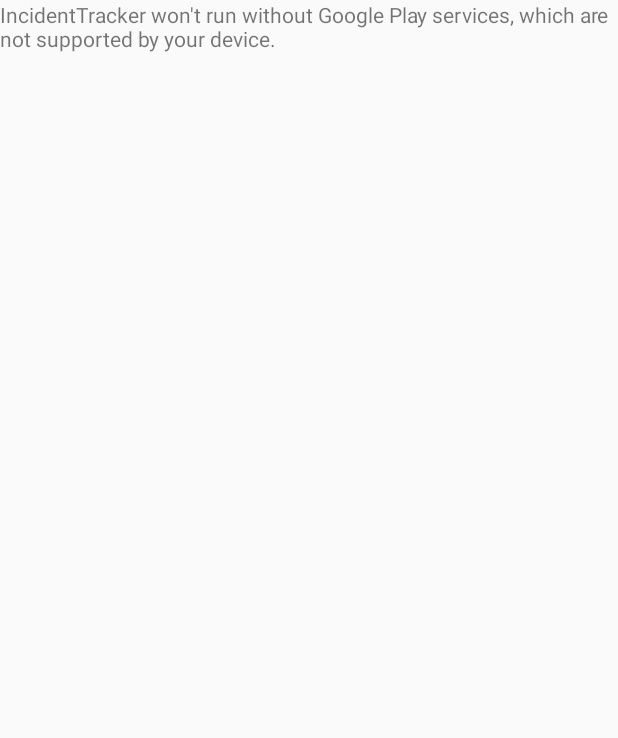
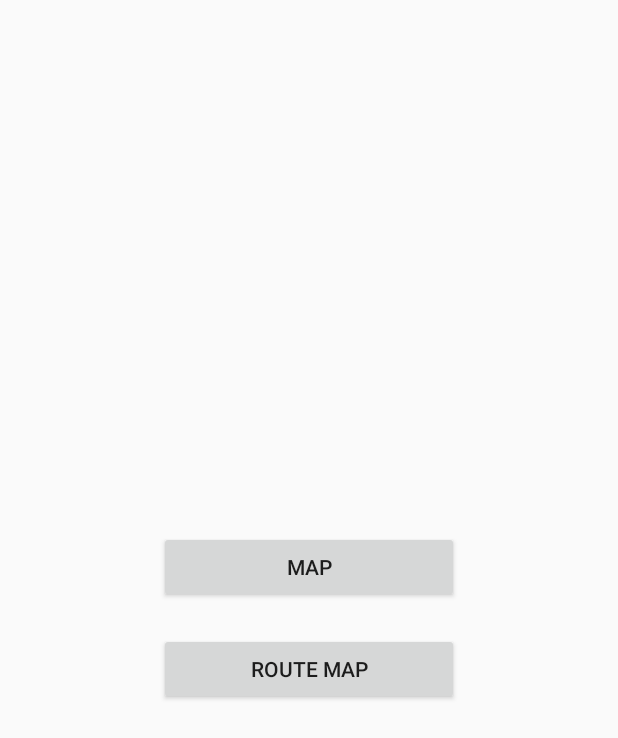
Before and after one commit to InsuranceAustraliaGroup/IncidentTracker, an Android app: the screen it shows after launch (MapsActivity before the commit, MainActivity after it), on a phone screen of 412 x 824 dp. Shown: the top 738 px of the screen. Run offline under Robolectric (Android 15) with nearby library versions, the light colour scheme and no system bars.

Commit message:
add missed resources

```diff
--- a/app/build.gradle
+++ b/app/build.gradle
@@ -24,11 +24,12 @@
 
 dependencies {
     implementation fileTree(dir: 'libs', include: ['*.jar'])
-    implementation"org.jetbrains.kotlin:kotlin-stdlib-jre7:$kotlin_version"
+    implementation "org.jetbrains.kotlin:kotlin-stdlib-jre7:$kotlin_version"
     implementation 'com.android.support:appcompat-v7:27.1.1'
     implementation 'com.google.android.gms:play-services:12.0.1'
     implementation 'com.squareup.retrofit2:retrofit:2.4.0'
     implementation 'com.squareup.retrofit2:converter-gson:2.3.0'
+    implementation 'com.android.support.constraint:constraint-layout:1.1.2'
     testImplementation 'junit:junit:4.12'
     androidTestImplementation 'com.android.support.test:runner:1.0.1'
     androidTestImplementation 'com.android.support.test.espresso:espresso-core:3.0.1'
--- /dev/null
+++ b/app/src/main/java/au/com/iag/incidenttracker/ui/MainActivity.java
@@ -0,0 +1,33 @@
+package au.com.iag.incidenttracker.ui;
+
+import android.content.Intent;
+import android.support.v7.app.AppCompatActivity;
+import android.os.Bundle;
+import android.view.View;
+
+import au.com.iag.incidenttracker.R;
+
+public class MainActivity extends AppCompatActivity {
+
+    @Override
+    protected void onCreate(Bundle savedInstanceState) {
+        super.onCreate(savedInstanceState);
+        setContentView(R.layout.activity_main);
+
+        findViewById(R.id.map_button).setOnClickListener(new View.OnClickListener() {
+            @Override
+            public void onClick(View v) {
+                Intent intent = new Intent(MainActivity.this, MapsActivity.class);
+                startActivity(intent);
+            }
+        });
+
+        findViewById(R.id.route_map_button).setOnClickListener(new View.OnClickListener() {
+            @Override
+            public void onClick(View v) {
+                Intent intent = new Intent(MainActivity.this, PolylineDemoActivity.class);
+                startActivity(intent);
+            }
+        });
+    }
+}
--- a/app/src/main/java/au/com/iag/incidenttracker/MapsActivity.java
+++ b/app/src/main/java/au/com/iag/incidenttracker/ui/MapsActivity.java
@@ -1,4 +1,4 @@
-package au.com.iag.incidenttracker;
+package au.com.iag.incidenttracker.ui;
 import com.google.android.gms.maps.GoogleMap;
 import com.google.android.gms.maps.GoogleMap.OnMyLocationButtonClickListener;
 import com.google.android.gms.maps.GoogleMap.OnMyLocationClickListener;
@@ -14,6 +14,9 @@
 import android.support.v4.content.ContextCompat;
 import android.support.v7.app.AppCompatActivity;
 import android.widget.Toast;
+
+import au.com.iag.incidenttracker.PermissionUtils;
+import au.com.iag.incidenttracker.R;
 
 public class MapsActivity extends AppCompatActivity implements
         OnMyLocationButtonClickListener,
--- /dev/null
+++ b/app/src/main/res/layout/activity_main.xml
@@ -0,0 +1,25 @@
+<?xml version="1.0" encoding="utf-8"?>
+<LinearLayout xmlns:android="http://schemas.android.com/apk/res/android"
+    xmlns:app="http://schemas.android.com/apk/res-auto"
+    xmlns:tools="http://schemas.android.com/tools"
+    android:layout_width="match_parent"
+    android:layout_height="match_parent"
+    tools:context=".ui.MainActivity"
+    android:orientation="vertical"
+    android:gravity="center">
+
+    <Button
+        android:id="@+id/map_button"
+        android:layout_width="200dp"
+        android:layout_height="wrap_content"
+        android:text="map"
+        android:layout_margin="10dp"/>
+
+    <Button
+        android:id="@+id/route_map_button"
+        android:layout_width="200dp"
+        android:layout_height="wrap_content"
+        android:text="route map"
+        android:layout_margin="10dp"/>
+
+</LinearLayout>
--- a/app/src/main/res/layout/activity_maps.xml
+++ b/app/src/main/res/layout/activity_maps.xml
@@ -6,4 +6,4 @@
     android:name="com.google.android.gms.maps.SupportMapFragment"
     android:layout_width="match_parent"
     android:layout_height="match_parent"
-    tools:context=".MapsActivity" />
+    tools:context=".ui.MapsActivity" />
```
Also changed, not shown: app/src/main/AndroidManifest.xml (+9 -2 lines), app/src/main/java/au/com/iag/incidenttracker/ui/PolylineDemoActivity.java (added, +15 -0 lines), app/src/main/res/layout/activity_polyline_demo.xml (added, +9 -0 lines).
